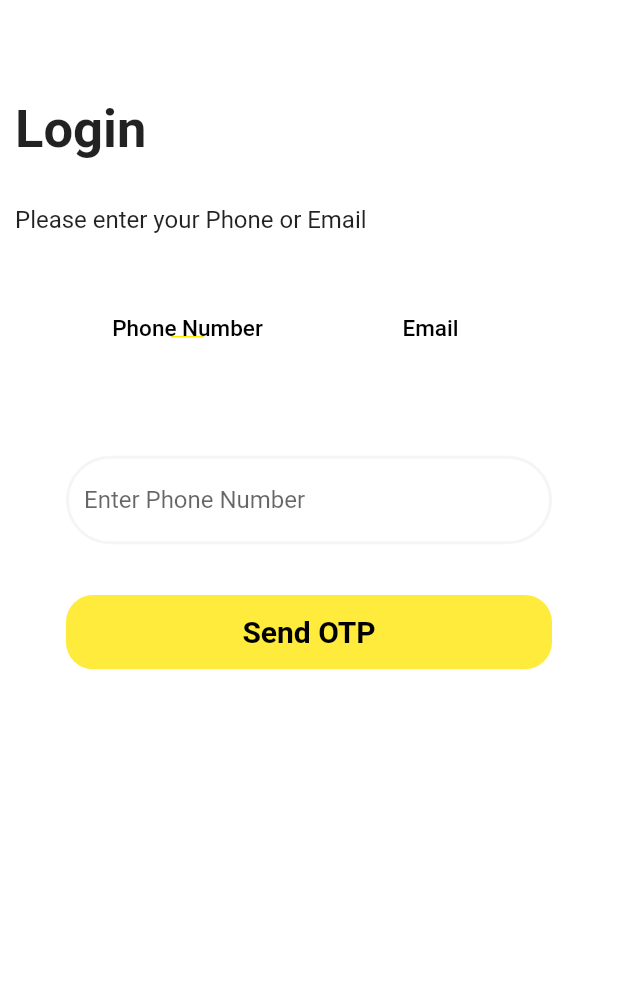
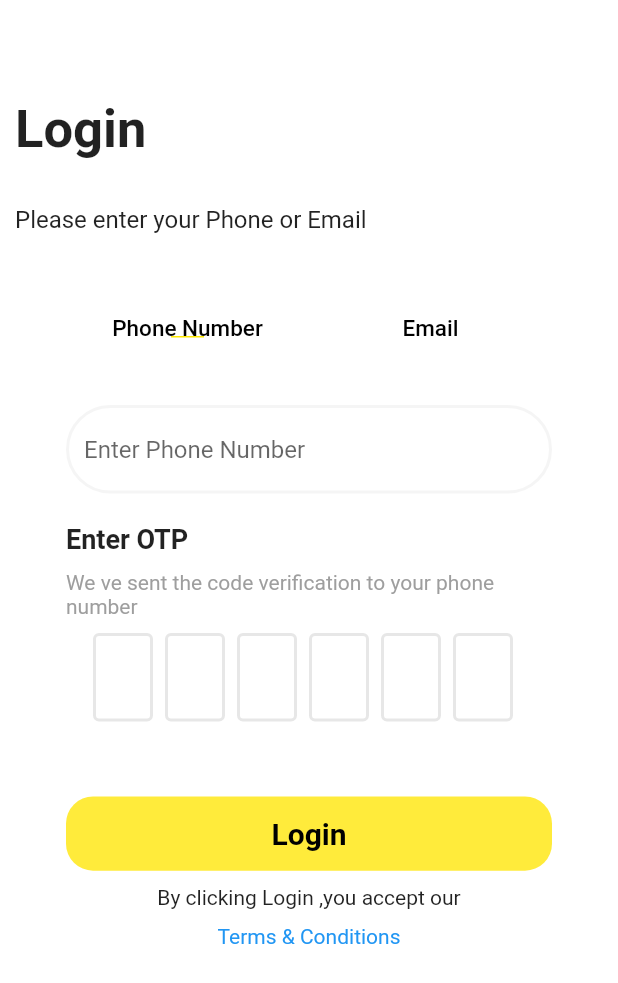
Before and after one commit to CyberCadence/login_screen, a Flutter app: the screen it shows after launch, after a tap on "Send OTP", on a phone screen of 412 x 824 dp. Shown: the top 983 px of the screen. Run offline on Flutter 3.47's test engine with Material 2 defaults, Android fonts, the phone set to English and light mode, and no system bars; drawn by our look-alikes of flutter_otp_text_field; our stand-ins replace firebase_core; accounts and stored records are empty.

Commit message:
firbase_linked

```diff
--- a/lib/View/auth.dart
+++ b/lib/View/auth.dart
@@ -1,4 +1,5 @@
 import 'package:flutter/material.dart';
+import 'package:flutter_otp_text_field/flutter_otp_text_field.dart';
 
 class AuthScreen extends StatefulWidget {
   const AuthScreen({Key? key}) : super(key: key);
@@ -22,7 +23,9 @@ class _AuthScreenState extends State<AuthScreen>
     final height = MediaQuery.of(context).size.height;
     final width = MediaQuery.of(context).size.width;
     return Scaffold(
-      appBar: AppBar(backgroundColor: Colors.white,elevation: 0,
+      appBar: AppBar(
+        backgroundColor: Colors.white,
+        elevation: 0,
         leading: const Icon(Icons.arrow_back),
       ),
       resizeToAvoidBottomInset: false,
@@ -36,11 +39,17 @@ class _AuthScreenState extends State<AuthScreen>
             const Text(
               'Login',
               style: TextStyle(fontWeight: FontWeight.bold, fontSize: 35),
-            ),const SizedBox(height: 30,),
+            ),
+            const SizedBox(
+              height: 30,
+            ),
             const Text(
               'Please enter your Phone or Email',
               style: TextStyle(fontSize: 16),
-            ),const SizedBox(height: 30,),
+            ),
+            const SizedBox(
+              height: 30,
+            ),
             Expanded(
               child: Container(
                 decoration: BoxDecoration(
@@ -54,32 +63,37 @@ class _AuthScreenState extends State<AuthScreen>
                   child: Column(
                     children: [
                       Container(
-                          margin: const EdgeInsets.all( 20),
-
+                          margin: const EdgeInsets.all(20),
                           width: double.infinity,
                           child: TabBar(
-                            indicator:   UnderlineTabIndicator(
-                                borderSide: BorderSide(color: Colors.yellowAccent.shade400),
+                            indicator: UnderlineTabIndicator(
+                                borderSide: BorderSide(
+                                    color: Colors.yellowAccent.shade400),
                                 insets: const EdgeInsets.symmetric(
                                     horizontal: 70, vertical: 5)),
                             controller: tabController,
                             tabs: const [
                               Text(
                                 "Phone Number",
-                                style:
-                                    TextStyle(color: Colors.black, fontSize: 15),
+                                style: TextStyle(
+                                    color: Colors.black, fontSize: 15),
                               ),
                               Text(
                                 "Email",
-                                style:
-                                    TextStyle(color: Colors.black, fontSize: 15),
+                                style: TextStyle(
+                                    color: Colors.black, fontSize: 15),
                               ),
                             ],
                           )),
-                      Container(height: 250, color: Colors.white,
+                      Container(
+                        height: height * 0.6,
+                        color: Colors.white,
                         child: TabBarView(
                             controller: tabController,
-                            children: [CustomWidget(hintText: 'Enter Phone Number '),  CustomWidget(hintText: 'Enter Email ID')]),
+                            children: const [
+                              CustomWidget(hintText: 'Enter Phone Number '),
+                              CustomWidget(hintText: 'Enter Email ID')
+                            ]),
                       ),
                     ],
                   ),
@@ -93,53 +107,137 @@ class _AuthScreenState extends State<AuthScreen>
   }
 }
 
-class CustomWidget extends StatelessWidget {
+class CustomWidget extends StatefulWidget {
+  final String hintText;
+  const CustomWidget({super.key, required this.hintText});
 
-  final String hintText;
-  const CustomWidget({super.key,required this.hintText});
+  @override
+  State<CustomWidget> createState() => _CustomWidgetState();
+}
+
+class _CustomWidgetState extends State<CustomWidget> {
+  bool ontap = false;
 
   @override
   Widget build(BuildContext context) {
     final height = MediaQuery.of(context).size.height;
     final width = MediaQuery.of(context).size.width;
-    return Container(padding: const EdgeInsets.all(20),
-      child: Column(mainAxisAlignment: MainAxisAlignment.spaceEvenly,
+    return Container(
+      padding: const EdgeInsets.all(20),
+      child: Column(
+        mainAxisAlignment: MainAxisAlignment.start,
         children: [
           TextField(
-  decoration: InputDecoration(hintText: hintText,
+            decoration: InputDecoration(
+              hintText: widget.hintText,
               enabledBorder: OutlineInputBorder(
-      borderSide:
-          BorderSide(
+                borderSide: BorderSide(
                   width: 2,
-          color: Colors.grey.shade100,),
+                  color: Colors.grey.shade100,
+                ),
                 borderRadius: BorderRadius.circular(50.0),
               ),
             ),
           ),
-       Container(height: height*0.06,width: double.maxFinite,
-         child: TextButton(onPressed: () {
-
-         },  style: ButtonStyle(
+          const SizedBox(
+            height: 20,
+          ),
+          ontap ? OtpWidget() : Container(),
+          const SizedBox(
+            height: 30,
+          ),
+          Container(
+            margin: EdgeInsets.only(top: 10),
+            height: height * 0.06,
+            width: double.maxFinite,
+            child: TextButton(
+              onPressed: () {
+                setState(() {
+                  ontap = true;
+                });
+              },
+              style: ButtonStyle(
                   shape: MaterialStateProperty.all<RoundedRectangleBorder>(
                       RoundedRectangleBorder(
                     borderRadius: BorderRadius.circular(18.0),
-
+                  )),
+                  backgroundColor:
+                      MaterialStateProperty.all<Color>(Colors.yellow)),
+              child: Text(
+                ontap ? 'Login' : 'Send OTP',
+                style: const TextStyle(
+                    color: Colors.black,
+                    fontWeight: FontWeight.w600,
+                    fontSize: 20),
+              ),
+            ),
+          ),
+          const SizedBox(
+            height: 10,
+          ),
+          const Text('By clicking Login ,you accept our'),
+          const SizedBox(
+            height: 10,
+          ),
+          const Text(
+            'Terms & Conditions',
+            style: TextStyle(color: Colors.blue),
           )
-  ),backgroundColor: MaterialStateProperty.all<Color>(Colors.yellow)
-), child: const Text('Send OTP',style: TextStyle(color: Colors.black,fontWeight: FontWeight.w600,fontSize: 20),),),
-       ) ],
+        ],
       ),
     );
   }
 }
 
-class Signuppage extends StatelessWidget {
-  const Signuppage({super.key});
+class OtpWidget extends StatelessWidget {
+  const OtpWidget({super.key});
 
   @override
   Widget build(BuildContext context) {
-    return Center(
-      child: Text('s'),
+    return Column(
+      crossAxisAlignment: CrossAxisAlignment.start,
+      children: [
+        const Text(
+          'Enter OTP',
+          style: TextStyle(fontWeight: FontWeight.bold, fontSize: 18),
+        ),
+        const SizedBox(
+          height: 10,
+        ),
+        const Text(
+          'We ve sent the code verification to your phone number',
+          style: TextStyle(color: Colors.grey),
+        ),
+        const SizedBox(
+          height: 10,
+        ),
+        OtpTextField(handleControllers: (controllers) {
+
+        },
+          keyboardType: TextInputType.number,
+          numberOfFields: 6,
+          borderColor: const Color(0xFF512DA8),
+          showFieldAsBox: true,
+          //runs when a code is typed in
+          onCodeChanged: (String code) {
+            //handle validation or checks here
+          },
+          //runs when every textfield is filled
+          onSubmit: (String verificationCode) {
+            showDialog(
+                context: context,
+                builder: (context) {
+                  return AlertDialog(
+                    title: const Text("Verification Code"),
+                    content: Text('Code entered is $verificationCode'),
+                  );
+                });
+          }, // end onSubmit
+        ),
+        const SizedBox(
+          height: 10,
+        )
+      ],
     );
   }
 }
--- a/lib/main.dart
+++ b/lib/main.dart
@@ -3,5 +3,5 @@ import 'package:login_screen/View/auth.dart';
 import 'package:login_screen/View/log_in_screen.dart';
 
 void main() {
-  runApp(MaterialApp(home:   AuthScreen()));
+  runApp(MaterialApp(home: AuthScreen()));
 }
```
Also changed, not shown: lib/View/log_in_screen.dart (+0 -87 lines), pubspec.yaml (+6 -17 lines), lib/firebase_options.dart (added), pubspec.lock, 8 other files. Lines whose indentation alone changed are shown as unchanged.
